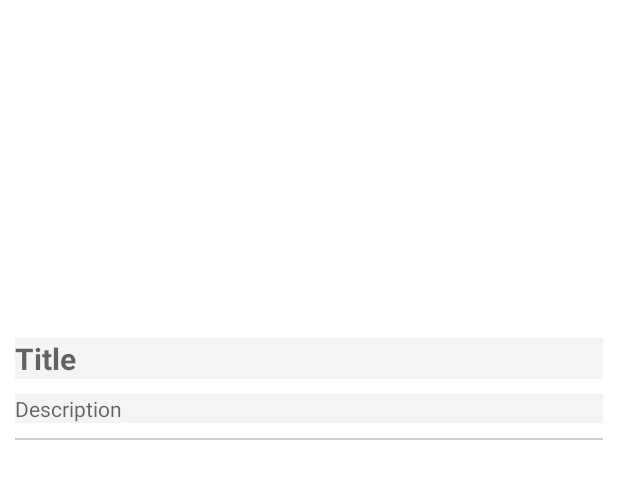
After one commit to mabbas112/myThoughts, an Android app: the layout home_post.xml on its own in the app's theme, with its tools: preview values and no code run, on a phone screen of 412 x 824 dp. The commit adds this screen. Shown: the top 479 px of the screen. Run offline under Robolectric (Android 15) with nearby library versions, the phone set to English and light mode, and no system bars.

Commit message:
adding dependencies, retrieve data from firebase, add home activity, recycler view implementation.

```diff
--- a/app/build.gradle
+++ b/app/build.gradle
@@ -46,5 +46,10 @@ dependencies {
     implementation 'com.google.firebase:firebase-analytics'
 
 
+    //glide
+    implementation 'com.github.bumptech.glide:glide:4.12.0'
+    annotationProcessor 'com.github.bumptech.glide:compiler:4.12.0'
+
+
 }
 apply plugin: 'com.google.gms.google-services'
--- /dev/null
+++ b/app/src/main/res/layout/home_post.xml
@@ -0,0 +1,42 @@
+<?xml version="1.0" encoding="utf-8"?>
+<RelativeLayout xmlns:android="http://schemas.android.com/apk/res/android"
+    android:layout_width="match_parent"
+    android:layout_height="wrap_content"
+    android:background="#ffffff"
+    android:padding="10dp"
+    >
+
+    <ImageView
+        android:id="@+id/postImage"
+        android:layout_width="match_parent"
+        android:layout_height="200dp"/>
+    <TextView
+        android:layout_marginTop="15dp"
+        android:layout_width="match_parent"
+        android:layout_height="wrap_content"
+        android:id="@+id/postTitle"
+        android:hint="Title"
+        android:background="#F4F4F4"
+        android:textSize="20dp"
+        android:layout_below="@+id/postImage"
+        android:textStyle="bold"
+        />
+    <TextView
+        android:layout_width="match_parent"
+        android:layout_marginTop="10dp"
+        android:layout_height="wrap_content"
+        android:id="@+id/postDescription"
+        android:background="#F4F4F4"
+        android:hint="Description"
+        android:layout_below="@+id/postTitle"
+        />
+    <View
+        android:layout_marginTop="10dp"
+        android:layout_marginBottom="10dp"
+        android:layout_width="match_parent"
+        android:layout_height="1dp"
+        android:layout_below="@+id/postDescription"
+        android:background="#32000000"
+        />
+
+</RelativeLayout>
```
Also changed, not shown: app/src/main/java/com/example/mythoughts/Adapter/PostAdapter.java (added, +64 -0 lines), app/src/main/java/com/example/mythoughts/Model/PostModel.java (added, +38 -0 lines), app/src/main/java/com/example/mythoughts/activity_home.java (+47 -0 lines), app/src/main/res/layout/activity_home.xml (+12 -3 lines).
